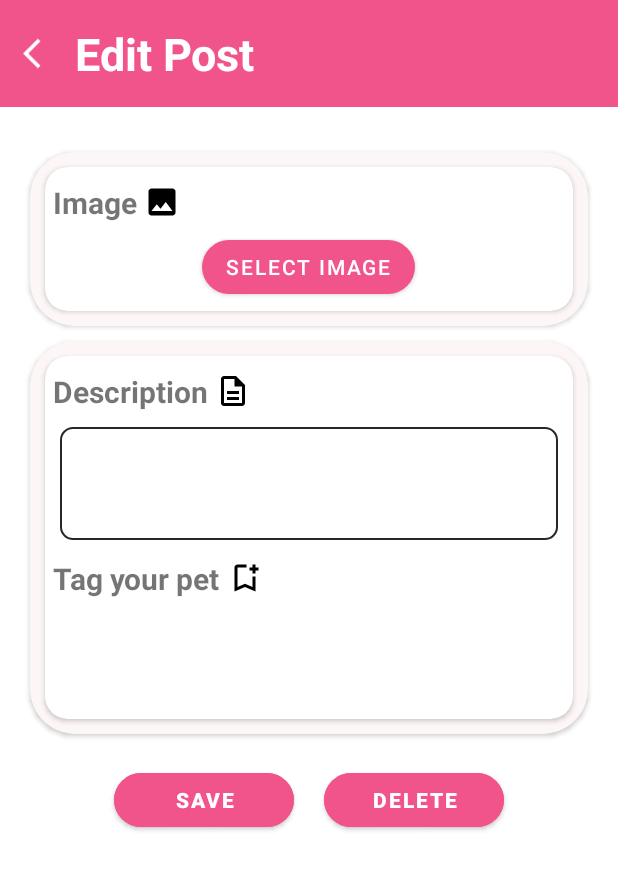
After one commit to dophuonglinhh/PetPaw-Admin, an Android app: the EditPostActivity screen opened directly, with no data from a screen before it, on a phone screen of 412 x 824 dp. The commit adds this screen. Shown: the top 870 px of the screen. Run offline under Robolectric (Android 15) with nearby library versions, the phone set to English and light mode, and no system bars; our stand-ins replace Firebase (no records; nobody signed in at launch, a user with empty details on screens opened directly), Picasso.

Commit message:
admin edit post

```diff
--- a/app/src/main/AndroidManifest.xml
+++ b/app/src/main/AndroidManifest.xml
@@ -12,6 +12,9 @@
         android:supportsRtl="true"
         android:theme="@style/Theme.PetPawAdmin"
         tools:targetApi="31">
+        <activity
+            android:name=".activities.EditPostActivity"
+            android:exported="false" />
         <activity
             android:name=".activities.EmptyActivity"
             android:exported="false" />
--- a/app/src/main/java/com/example/petpawadmin/activities/SignInActivity.java
+++ b/app/src/main/java/com/example/petpawadmin/activities/SignInActivity.java
@@ -19,10 +19,6 @@ public class SignInActivity extends AppCompatActivity {
 
         binding = ActivitySignInBinding.inflate(getLayoutInflater());
         setContentView(binding.getRoot());
-
-        // admin credentials
-//        String adminEmail = "admin@gmail.com";
-//        String adminPassword = "admin123";
 
         binding.btnLogin.setOnClickListener(v -> {
             String txt_email = binding.email.getText().toString();
--- a/app/src/main/res/drawable/ic_back.xml
+++ b/app/src/main/res/drawable/ic_back.xml
@@ -1,5 +1,5 @@
-<vector android:autoMirrored="true" android:height="28dp"
-    android:tint="@color/primary" android:viewportHeight="24"
-    android:viewportWidth="24" android:width="28dp" xmlns:android="http://schemas.android.com/apk/res/android">
+<vector android:autoMirrored="true" android:height="24dp"
+    android:tint="@color/white" android:viewportHeight="24"
+    android:viewportWidth="24" android:width="24dp" xmlns:android="http://schemas.android.com/apk/res/android">
     <path android:fillColor="@android:color/white" android:pathData="M11.67,3.87L9.9,2.1 0,12l9.9,9.9 1.77,-1.77L3.54,12z"/>
 </vector>
--- /dev/null
+++ b/app/src/main/res/drawable/ic_post_description.xml
@@ -0,0 +1,5 @@
+<vector android:height="24dp" android:tint="#000000"
+    android:viewportHeight="24" android:viewportWidth="24"
+    android:width="24dp" xmlns:android="http://schemas.android.com/apk/res/android">
+    <path android:fillColor="@android:color/white" android:pathData="M8,16h8v2L8,18zM8,12h8v2L8,14zM14,2L6,2c-1.1,0 -2,0.9 -2,2v16c0,1.1 0.89,2 1.99,2L18,22c1.1,0 2,-0.9 2,-2L20,8l-6,-6zM18,20L6,20L6,4h7v5h5v11z"/>
+</vector>
--- /dev/null
+++ b/app/src/main/res/drawable/ic_post_image.xml
@@ -0,0 +1,5 @@
+<vector android:height="24dp" android:tint="#000000"
+    android:viewportHeight="24" android:viewportWidth="24"
+    android:width="24dp" xmlns:android="http://schemas.android.com/apk/res/android">
+    <path android:fillColor="@android:color/white" android:pathData="M21,19V5c0,-1.1 -0.9,-2 -2,-2H5c-1.1,0 -2,0.9 -2,2v14c0,1.1 0.9,2 2,2h14c1.1,0 2,-0.9 2,-2zM8.5,13.5l2.5,3.01L14.5,12l4.5,6H5l3.5,-4.5z"/>
+</vector>
--- /dev/null
+++ b/app/src/main/res/drawable/ic_post_tag_pet.xml
@@ -0,0 +1,5 @@
+<vector android:height="24dp" android:tint="#000000"
+    android:viewportHeight="24" android:viewportWidth="24"
+    android:width="24dp" xmlns:android="http://schemas.android.com/apk/res/android">
+    <path android:fillColor="@android:color/white" android:pathData="M17,11v6.97l-5,-2.14l-5,2.14V5h6V3H7C5.9,3 5,3.9 5,5v16l7,-3l7,3V11H17zM21,7h-2v2h-2V7h-2V5h2V3h2v2h2V7z"/>
+</vector>
--- /dev/null
+++ b/app/src/main/res/layout/activity_edit_post.xml
@@ -0,0 +1,213 @@
+<?xml version="1.0" encoding="utf-8"?>
+<LinearLayout xmlns:android="http://schemas.android.com/apk/res/android"
+    xmlns:app="http://schemas.android.com/apk/res-auto"
+    xmlns:tools="http://schemas.android.com/tools"
+    android:layout_width="match_parent"
+    android:layout_height="match_parent"
+    android:orientation="vertical"
+    android:gravity="center_horizontal"
+    tools:context=".activities.EditPostActivity">
+
+    <LinearLayout
+        android:layout_width="match_parent"
+        android:layout_height="wrap_content"
+        android:background="@color/primary"
+        android:padding="10dp">
+
+        <ImageView
+            android:id="@+id/backBtn"
+            android:layout_width="wrap_content"
+            android:layout_height="match_parent"
+            android:src="@drawable/ic_back"
+            android:layout_margin="5dp" />
+
+        <TextView
+            android:layout_width="match_parent"
+            android:layout_height="wrap_content"
+            android:layout_marginEnd="20dp"
+            android:layout_margin="5dp"
+            android:layout_weight="1"
+            android:text="Edit Post"
+            android:textColor="@color/white"
+            android:textStyle="bold"
+            android:textSize="30sp" />
+
+    </LinearLayout>
+
+    <ScrollView
+        android:layout_width="match_parent"
+        android:layout_height="wrap_content"
+        android:layout_marginTop="20dp">
+        <LinearLayout
+            android:layout_width="match_parent"
+            android:layout_height="match_parent"
+            android:gravity="center"
+            android:orientation="vertical">
+
+            <androidx.cardview.widget.CardView
+                android:layout_width="match_parent"
+                android:layout_height="wrap_content"
+                android:layout_marginHorizontal="20dp"
+                android:layout_marginVertical="10dp"
+                android:elevation="20dp"
+                app:cardBackgroundColor="@color/secondary"
+                app:cardCornerRadius="30dp">
+
+                <androidx.cardview.widget.CardView
+                    android:layout_width="match_parent"
+                    android:layout_height="wrap_content"
+                    android:layout_margin="10dp"
+                    android:elevation="18dp"
+                    app:cardBackgroundColor="#FFFFFF"
+                    app:cardCornerRadius="15dp">
+
+                    <LinearLayout
+                        android:layout_width="match_parent"
+                        android:layout_height="match_parent"
+                        android:orientation="vertical">
+
+                        <TextView
+                            android:layout_width="wrap_content"
+                            android:layout_height="wrap_content"
+                            android:layout_marginTop="10sp"
+                            android:text="Image "
+                            android:textStyle="bold"
+                            android:paddingStart="5dp"
+                            android:textSize="9pt"
+                            android:drawableEnd="@drawable/ic_post_image"/>
+
+                        <LinearLayout
+                            android:layout_width="match_parent"
+                            android:layout_height="wrap_content"
+                            android:gravity="center"
+                            android:orientation="vertical"
+                            android:paddingVertical="5sp">
+
+                            <ImageView
+                                android:id="@+id/createPostImageView"
+                                android:layout_width="wrap_content"
+                                android:layout_height="200dp"
+                                android:scaleType="centerCrop"
+                                android:layout_weight="1"
+                                android:visibility="gone"/>
+
+                            <Button
+                                android:id="@+id/createPostSelectImageButton"
+                                app:cornerRadius="20dp"
+                                android:layout_width="wrap_content"
+                                android:layout_height="wrap_content"
+                                android:text="Select Image"/>
+                        </LinearLayout>
+
+
+                    </LinearLayout>
+
+                </androidx.cardview.widget.CardView>
+
+
+            </androidx.cardview.widget.CardView>
+
+            <androidx.cardview.widget.CardView
+                android:layout_width="match_parent"
+                android:layout_height="wrap_content"
+                android:layout_marginHorizontal="20dp"
+                android:elevation="20dp"
+                app:cardBackgroundColor="@color/secondary"
+                app:cardCornerRadius="30dp">
+
+                <androidx.cardview.widget.CardView
+                    android:layout_width="match_parent"
+                    android:layout_height="wrap_content"
+                    android:layout_margin="10dp"
+                    android:elevation="18dp"
+                    app:cardBackgroundColor="#FFFFFF"
+                    app:cardCornerRadius="15dp">
+
+                    <LinearLayout
+                        android:layout_width="match_parent"
+                        android:layout_height="match_parent"
+                        android:orientation="vertical">
+
+                        <TextView
+                            android:layout_width="wrap_content"
+                            android:layout_height="wrap_content"
+                            android:layout_marginTop="10sp"
+                            android:text="Description "
+                            android:textStyle="bold"
+                            android:textSize="9pt"
+                            android:paddingStart="5dp"
+                            android:drawableEnd="@drawable/ic_post_description"/>
+
+                        <EditText
+                            android:id="@+id/createPostDescriptionEditText"
+                            android:layout_width ="match_parent"
+                            android:layout_height ="75dp"
+                            android:minHeight="150dp"
+                            android:maxHeight="300dp"
+                            android:layout_margin="10dp"
+                            android:padding="10dp"
+                            android:layout_weight ="1"
+                            android:inputType="textCapSentences|textMultiLine"
+                            android:maxLines ="4"
+                            android:maxLength ="2000"
+                            android:scrollHorizontally="false"
+                            android:background="@drawable/border_edit_text" />
+
+                        <TextView
+                            android:layout_width="wrap_content"
+                            android:layout_height="wrap_content"
+                            android:text="Tag your pet "
+                            android:textStyle="bold"
+                            android:textSize="9pt"
+                            android:paddingStart="5dp"
+                            android:layout_marginTop="2sp"
+                            android:drawableEnd="@drawable/ic_post_tag_pet"/>
+
+                        <ListView
+                            android:id="@+id/createPostTagsListView"
+                            android:layout_width="match_parent"
+                            android:layout_height="80dp"/>
+
+                    </LinearLayout>
+                </androidx.cardview.widget.CardView>
+            </androidx.cardview.widget.CardView>
+
+            <!--       ....................... Button ...................     -->
+
+
+            <LinearLayout
+                android:id="@+id/createPostButtonLinearLayout"
+                android:layout_width="match_parent"
+                android:layout_height="wrap_content"
+                android:orientation="horizontal"
+                android:gravity="center"
+                android:visibility="visible"
+                android:layout_marginTop="20dp">
+
+                <Button
+                    android:id="@+id/createPostSaveButton"
+                    android:layout_width="120dp"
+                    android:layout_height="wrap_content"
+                    android:backgroundTint="@color/primary"
+                    android:text="Save"
+                    app:cornerRadius="20dp"
+                    android:textColor="#FFFFFF"
+                    android:textStyle="bold"
+                    android:layout_marginHorizontal="10sp"/>
+                <Button
+                    android:id="@+id/createPostDeleteButton"
+                    android:layout_width="120dp"
+                    android:layout_height="wrap_content"
+                    android:backgroundTint="@color/primary"
+                    android:text="Delete"
+                    app:cornerRadius="20dp"
+                    android:textColor="#FFFFFF"
+                    android:textStyle="bold"
+                    android:layout_marginHorizontal="10sp"/>
+
+            </LinearLayout>
+
+        </LinearLayout>
+    </ScrollView>
+
+</LinearLayout>
```
Also changed, not shown: app/src/main/java/com/example/petpawadmin/activities/EditPostActivity.java (added, +390 -0 lines), app/src/main/java/com/example/petpawadmin/adapters/PostsListAdapter.java (+5 -22 lines), app/src/main/res/layout/activity_edit_user.xml (+5 -3 lines), app/src/main/res/layout/activity_user_details.xml (+11 -6 lines), app/src/main/res/layout/item_post_card_view.xml (+0 -33 lines).
